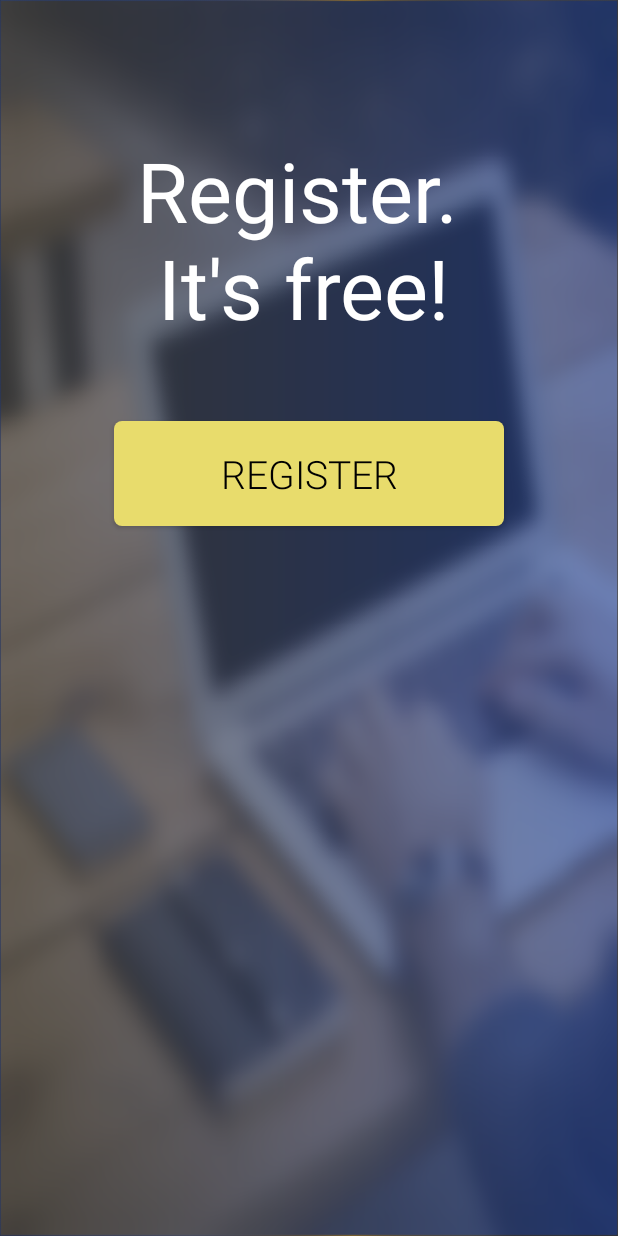
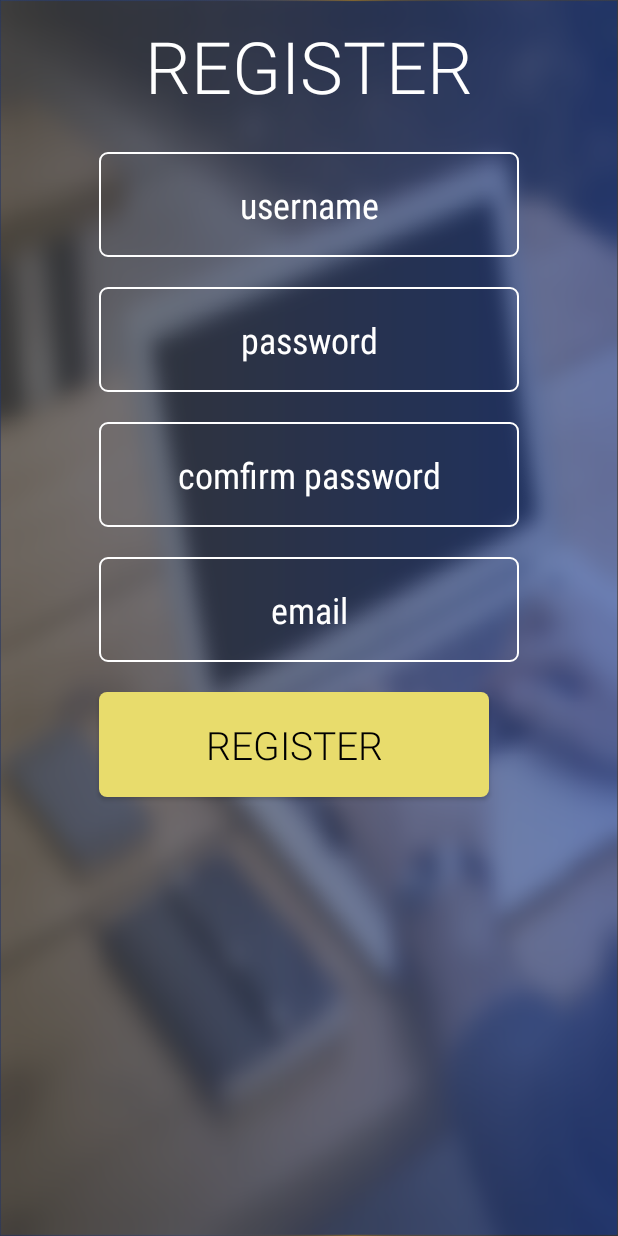
Before and after one commit to stoyanov-st/bSIlentOrganizer, an Android app: the loginWithOrRegister screen opened directly, with no data from a screen before it, on a phone screen of 412 x 824 dp. Run offline under Robolectric (Android 15) with nearby library versions, the phone set to English and light mode, and no system bars.

Commit message:
Register form

```diff
--- a/app/src/main/res/layout/activity_login_with_or_register.xml
+++ b/app/src/main/res/layout/activity_login_with_or_register.xml
@@ -5,28 +5,115 @@
     android:layout_height="match_parent"
     android:background="@drawable/login_background"
     tools:context="bg.uni_ruse.stoyanov.bsilentorganizer.loginWithOrRegister">
-
-
     <TextView
         android:id="@+id/register_label"
         android:layout_width="wrap_content"
         android:layout_height="wrap_content"
-        android:text="@string/register_free"
-        android:textSize="55sp"
+        android:layout_marginTop="11dp"
+        android:fontFamily="sans-serif-light"
+        android:text="@string/register"
         android:textColor="@color/colorWhite"
-        android:layout_marginTop="90dp"
+        android:textSize="48sp"
         android:layout_alignParentTop="true"
+        android:layout_centerHorizontal="true"
+        android:focusable="true"
+        android:focusableInTouchMode="true"/>
+
+    <EditText
+        android:id="@+id/userNameRegisterInputBox"
+        android:layout_width="280dp"
+        android:layout_height="70dp"
+        android:layout_marginLeft="50dp"
+        android:layout_marginRight="50dp"
+        android:background="@drawable/input_box"
+        android:ems="10"
+        android:fontFamily="sans-serif-condensed"
+        android:hint="@string/username"
+        android:inputType="textNoSuggestions"
+        android:textAlignment="center"
+        android:textColor="@color/colorWhite"
+        android:textColorHint="@color/colorWhite"
+        android:textColorLink="@color/colorWhite"
+        android:textCursorDrawable="@null"
+        android:textSize="24sp"
+        android:layout_marginTop="25dp"
+        android:layout_below="@+id/register_label"
         android:layout_centerHorizontal="true" />
+
+    <EditText
+        android:id="@+id/passwordRegisterInputBox"
+        android:layout_width="280dp"
+        android:layout_height="70dp"
+        android:layout_below="@+id/userNameRegisterInputBox"
+        android:layout_centerHorizontal="true"
+        android:layout_marginLeft="50dp"
+        android:layout_marginRight="50dp"
+        android:layout_marginTop="20dp"
+        android:background="@drawable/input_box"
+        android:ems="10"
+        android:fontFamily="sans-serif-condensed"
+        android:hint="@string/password"
+        android:inputType="textPassword"
+        android:textAlignment="center"
+        android:textColor="@color/colorWhite"
+        android:textColorHint="@color/colorWhite"
+        android:textColorLink="@color/colorWhite"
+        android:textCursorDrawable="@null"
+        android:textSize="24sp" />
+
+    <EditText
+        android:id="@+id/passwordConfirmRegisterInputBox"
+        android:layout_width="280dp"
+        android:layout_height="70dp"
+        android:layout_below="@+id/passwordRegisterInputBox"
+        android:layout_centerHorizontal="true"
+        android:layout_marginLeft="50dp"
+        android:layout_marginRight="50dp"
+        android:layout_marginTop="20dp"
+        android:background="@drawable/input_box"
+        android:ems="10"
+        android:fontFamily="sans-serif-condensed"
+        android:hint="@string/confirm_password"
+        android:inputType="textPassword"
+        android:textAlignment="center"
+        android:textColor="@color/colorWhite"
+        android:textColorHint="@color/colorWhite"
+        android:textColorLink="@color/colorWhite"
+        android:textCursorDrawable="@null"
+        android:textSize="24sp" />
+
+
+    <EditText
+        android:id="@+id/emailRegisterInputBox"
+        android:layout_width="280dp"
+        android:layout_height="70dp"
+        android:layout_below="@+id/passwordConfirmRegisterInputBox"
+        android:layout_centerHorizontal="true"
+        android:layout_marginLeft="50dp"
+        android:layout_marginRight="50dp"
+        android:layout_marginTop="20dp"
+        android:background="@drawable/input_box"
+        android:ems="10"
+        android:fontFamily="sans-serif-condensed"
+        android:hint="@string/prompt_email"
+        android:inputType="textEmailAddress"
+        android:textAlignment="center"
+        android:textColor="@color/colorWhite"
+        android:textColorHint="@color/colorWhite"
+        android:textColorLink="@color/colorWhite"
+        android:textCursorDrawable="@null"
+        android:textSize="24sp" />
+
     <Button
         android:id="@+id/loginButton"
-        android:background="@drawable/login_button"
         android:layout_width="260dp"
         android:layout_height="70dp"
-        android:layout_marginTop="52dp"
-        android:textColor="@color/colorBlack"
-        android:textSize="26sp"
+        android:layout_alignStart="@+id/emailRegisterInputBox"
+        android:layout_below="@+id/emailRegisterInputBox"
+        android:layout_marginTop="20dp"
+        android:background="@drawable/login_button"
         android:fontFamily="sans-serif-light"
         android:text="@string/register"
-        android:layout_below="@+id/register_label"
-        android:layout_centerHorizontal="true" />
+        android:textColor="@color/colorBlack"
+        android:textSize="26sp" />
 </RelativeLayout>
--- a/app/src/main/res/layout/activity_main.xml
+++ b/app/src/main/res/layout/activity_main.xml
@@ -67,16 +67,17 @@
 
     <Button
         android:id="@+id/loginButton"
-        android:background="@drawable/login_button"
         android:layout_width="260dp"
         android:layout_height="70dp"
+        android:layout_alignStart="@+id/passwordInputBox"
+        android:layout_below="@+id/passwordInputBox"
         android:layout_marginTop="20dp"
-        android:textColor="@color/colorBlack"
-        android:textSize="26sp"
+        android:background="@drawable/login_button"
+        android:elevation="10dp"
         android:fontFamily="sans-serif-light"
         android:text="@string/login"
-        android:layout_below="@+id/passwordInputBox"
-        android:layout_alignStart="@+id/passwordInputBox" />
+        android:textColor="@color/colorBlack"
+        android:textSize="26sp" />
 
     <TextView
         android:id="@+id/dontHaveAccount"
--- a/app/src/main/res/values/strings.xml
+++ b/app/src/main/res/values/strings.xml
@@ -3,7 +3,7 @@
     <string name="title_activity_login">Sign in</string>
 
     <!-- Strings related to login -->
-    <string name="prompt_email">Email</string>
+    <string name="prompt_email">email</string>
     <string name="prompt_password">Password (optional)</string>
     <string name="action_sign_in">Sign in or register</string>
     <string name="action_sign_in_short">Sign in</string>
@@ -23,4 +23,5 @@
     <string name="no_account">Don\'t have an account?</string>
     <string name="register_free">Register. \n It\'s free!</string>
     <string name="register">REGISTER</string>
+    <string name="confirm_password">comfirm password</string>
 </resources>
```
